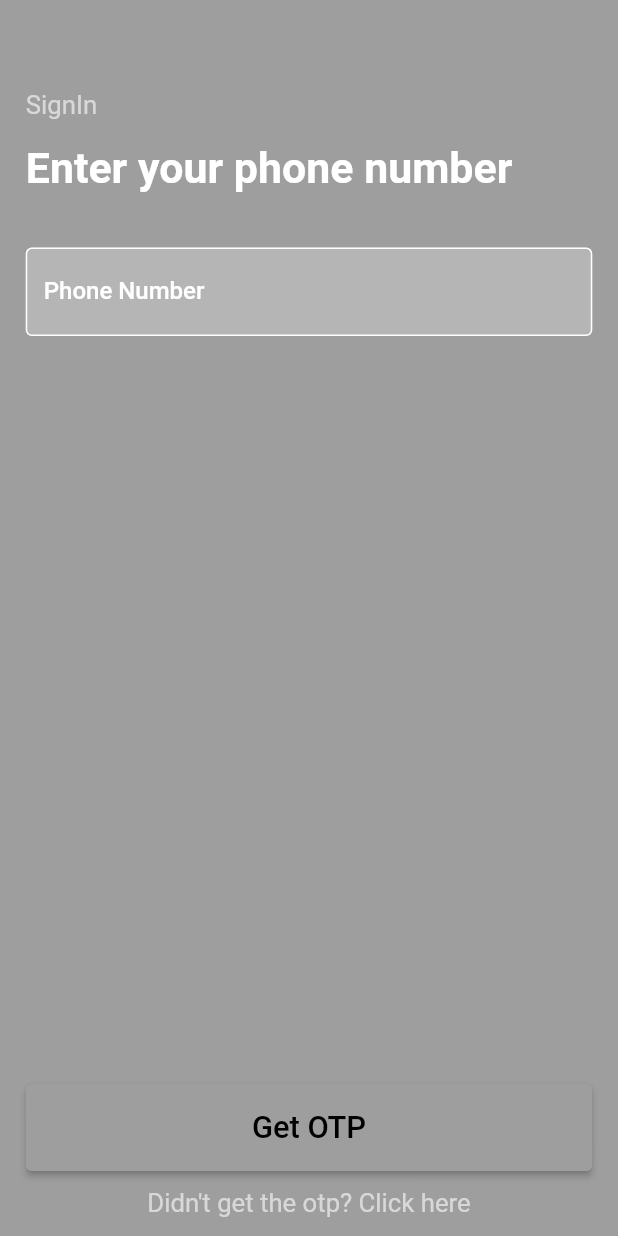
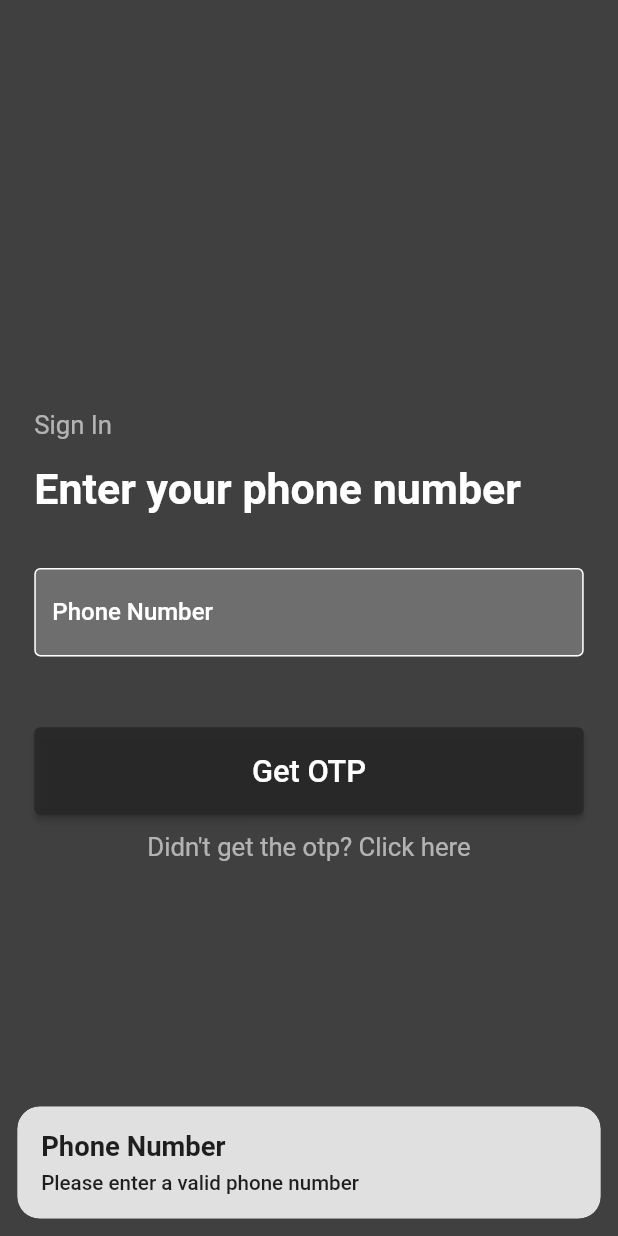
Before and after one commit to Bhavikk01/internship_task2332, a Flutter app: the screen it shows after launch, after a tap on "Get OTP", on a phone screen of 412 x 824 dp. Run offline on Flutter 3.47's test engine with Material 2 defaults, Android fonts, the phone set to English and light mode, and no system bars; our stand-ins replace flutter_screenutil, fluttertoast, freezed_annotation, get, hexcolor, pin_code_fields and 1 more.

Commit message:
done with some changes

```diff
--- a/lib/app/routes/route_path.dart
+++ b/lib/app/routes/route_path.dart
@@ -3,4 +3,5 @@ class RoutePaths {
   static String mobileVerifyScreen = '/mobileVerifyScreen';
   static String otpVerificationScreen = '/otpVerificationScreen';
   static String homeScreen = '/HomeScreen';
+  static String setUpProfile = '/setUpProfile';
 }
--- a/lib/app/routes/routes.dart
+++ b/lib/app/routes/routes.dart
@@ -1,6 +1,9 @@
 
 import 'package:get/get.dart';
 import 'package:internship_task/app/routes/route_path.dart';
+import 'package:internship_task/app/screens/home_screen/home_page.dart';
+import 'package:internship_task/app/screens/set_up_profile/set_up_binding.dart';
+import 'package:internship_task/app/screens/set_up_profile/set_up_profile.dart';
 
 import '../screens/auth_screen/getx_helper/auth_binding.dart';
 import '../screens/auth_screen/otp_verification_screen.dart';
@@ -33,5 +36,16 @@ class RouteClass {
       page: () => const OtpVerificationScreen(),
     ),
 
+    GetPage(
+      name: RoutePaths.homeScreen,
+      page: () => const HomePage(),
+    ),
+
+    GetPage(
+      name: RoutePaths.setUpProfile,
+      page: () => SetUpProfile(),
+      binding: SetUpBinding()
+    ),
+
   ];
 }
--- a/lib/app/screens/auth_screen/sign_in_page.dart
+++ b/lib/app/screens/auth_screen/sign_in_page.dart
@@ -8,28 +8,21 @@ import 'getx_helper/auth_controller.dart';
 class SignInPage extends GetView<AuthController> {
   SignInPage({Key? key}) : super(key: key);
 
-  final _formKey = GlobalKey<FormState>();
-
   @override
   Widget build(BuildContext context) {
     return Scaffold(
       backgroundColor: Theme.of(context).colorScheme.primary,
-      appBar: AppBar(
-        toolbarHeight: 20.h,
-        backgroundColor: Theme.of(context).colorScheme.primary,
-        automaticallyImplyLeading: false,
-        elevation: 0,
-      ),
       body: Padding(
-        padding: EdgeInsets.symmetric(vertical: 10.h, horizontal: 15.w),
+        padding: EdgeInsets.symmetric(vertical: 10.h, horizontal: 20.w),
         child: Column(
           crossAxisAlignment: CrossAxisAlignment.stretch,
+          mainAxisAlignment: MainAxisAlignment.center,
           children: [
             SizedBox(
               height: 20.h,
             ),
             Text(
-              'SignIn',
+              'Sign In',
               style: TextStyle(color: Colors.white60, fontSize: 15.sp),
             ),
             SizedBox(
@@ -46,8 +39,7 @@ class SignInPage extends GetView<AuthController> {
             SizedBox(
               height: 30.h,
             ),
-            Expanded(
-              child: TextField(
+            TextField(
               style: const TextStyle(
                 fontWeight: FontWeight.w500,
                 color: Colors.white,
@@ -73,28 +65,40 @@ class SignInPage extends GetView<AuthController> {
                 fillColor: Colors.white24,
               ),
             ),
-            ),
-            const SizedBox(
-              height: 20,
+            SizedBox(
+              height: 30.h,
             ),
             Padding(
               padding: EdgeInsets.symmetric(vertical: 10.w),
               child: ElevatedButton(
                 onPressed: () async {
-                  if (_formKey.currentState!.validate()) {
                   if (controller.validate()) {
                     await controller.handleSignInByPhone();
                   } else {
-                      Fluttertoast.showToast(
-                        msg: "Invalid Phone Number",
-                        toastLength: Toast.LENGTH_SHORT,
-                        gravity: ToastGravity.BOTTOM,
-                        timeInSecForIosWeb: 3,
+                    Get.snackbar(
+                      '',
+                      '',
+                      titleText: Text(
+                        'Phone Number',
+                        style: TextStyle(
+                          fontWeight: FontWeight.w700,
+                          fontSize: 16.sp
+                        ),
+                      ),
+                      messageText: Text(
+                        'Please enter a valid phone number',
+                        style: TextStyle(
+                          fontWeight: FontWeight.w500,
+                          fontSize: 12.sp
+                        ),
+                      ),
+                      margin: EdgeInsets.symmetric(
+                        horizontal: 10.w,
+                        vertical: 10.w,
+                      ),
                       backgroundColor: Colors.grey[300],
-                        textColor: Colors.black,
-                        fontSize: 16.0,
+                      snackPosition: SnackPosition.BOTTOM,
                     );
-                    }
                   }
                 },
                 child: Container(
@@ -102,7 +106,7 @@ class SignInPage extends GetView<AuthController> {
                   child: Text(
                     "Get OTP",
                     style: TextStyle(
-                      color: Colors.black,
+                      color: Colors.white,
                       fontWeight: FontWeight.w500,
                       fontSize: 18.sp,
                     ),
--- /dev/null
+++ b/lib/app/screens/set_up_profile/set_up_binding.dart
@@ -0,0 +1,12 @@
+
+import 'package:get/get.dart';
+import 'package:internship_task/app/screens/set_up_profile/set_up_profile_controller.dart';
+
+class SetUpBinding implements Bindings {
+
+  @override
+  void dependencies() {
+    Get.lazyPut(() => SetUpProfileController());
+  }
+
+}
--- a/lib/app/screens/splash_screen.dart
+++ b/lib/app/screens/splash_screen.dart
@@ -35,13 +35,7 @@ class _SplashScreenState extends State<SplashScreen> {
 
     return Container(
       decoration: BoxDecoration(
-        gradient: LinearGradient(
-          colors: [Theme.of(context).colorScheme.secondary, Theme.of(context).colorScheme.secondary.withOpacity(0.4)],
-          begin: const FractionalOffset(0, 0),
-          end: const FractionalOffset(1.0, 0.0),
-          stops: const [0.0, 1.0],
-          tileMode: TileMode.clamp,
-        ),
+        color: Theme.of(context).colorScheme.primary
       ),
       child: AnimatedOpacity(
         opacity: _isVisible ? 1.0 : 0,
--- a/lib/main.dart
+++ b/lib/main.dart
@@ -28,7 +28,10 @@ class MyApp extends StatelessWidget {
         theme: ThemeData(
           primaryColor: const Color(0xff041c50),
           scaffoldBackgroundColor: Colors.grey.shade100,
-          colorScheme: ColorScheme.fromSwatch(primarySwatch: Colors.grey,).copyWith(secondary: const Color(0xff041c50)),
+          colorScheme: ColorScheme.fromSwatch(
+            primarySwatch: Colors.grey,).copyWith(secondary: const Color(0xff041c50),
+            primary: const Color(0xe2272728),
+          ),
         ),
         initialRoute: RoutePaths.splashScreen,
         getPages: RouteClass.routes,
```
Also changed, not shown: lib/app/API/api_client.dart (+11 -2 lines), lib/app/screens/auth_screen/getx_helper/auth_controller.dart (+10 -6 lines), lib/app/screens/auth_screen/otp_verification_screen.dart (+33 -31 lines), lib/app/screens/set_up_profile/set_up_profile.dart (added, +185 -0 lines), lib/app/screens/set_up_profile/set_up_profile_controller.dart (added, +57 -0 lines), assets/avatar.png (added), assets/titlepage.png (added). Lines whose indentation alone changed are shown as unchanged.
